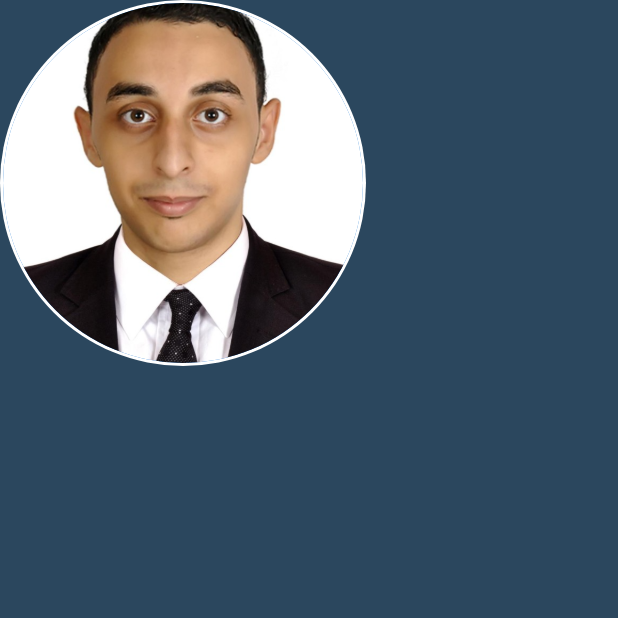
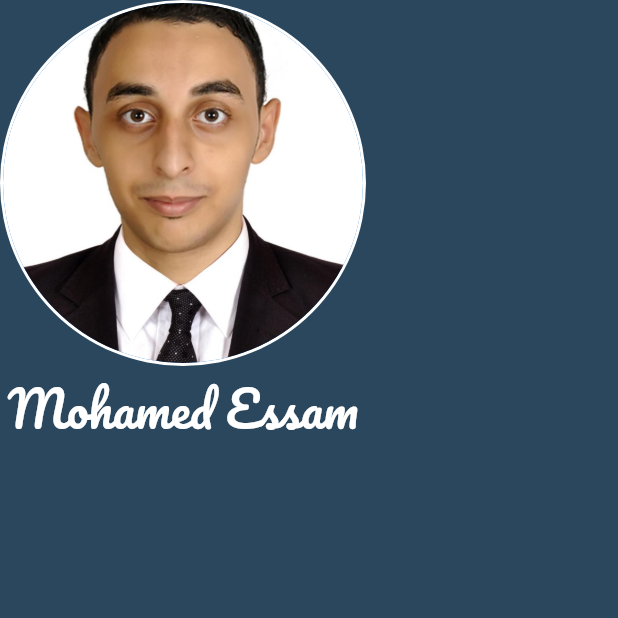
Before and after one commit to MohamedEssam9009/busniess_card_app, a Flutter app: the screen it shows after launch, on a phone screen of 412 x 824 dp, the top half of it. Run offline on Flutter 3.47's test engine with Material 2 defaults, Android fonts, the phone set to English and light mode, and no system bars.

Commit message:
Adding fonts

```diff
--- a/lib/main.dart
+++ b/lib/main.dart
@@ -15,7 +15,7 @@ class BusinessCardApp extends StatelessWidget {
       home: Scaffold(
         backgroundColor: const Color(0xFF2B475E),
         body: Column(
-          children: [
+          children: const [
             CircleAvatar(
               radius: 122.0,
               backgroundColor: Colors.white,
@@ -24,6 +24,14 @@ class BusinessCardApp extends StatelessWidget {
                 backgroundImage: AssetImage('images/my_image.png'),
               ),
             ),
+            Text(
+              'Mohamed Essam',
+              style: TextStyle(
+                color: Colors.white,
+                fontSize: 32,
+                fontFamily: 'Pacifico',
+              ),
+            ),
           ],
         ),
       ),
```
Also changed, not shown: pubspec.yaml (+4 -4 lines), fonts/Pacifico-Regular.ttf (added).
